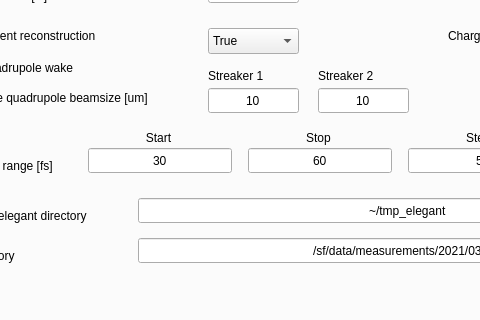
pdijksta/WakefieldAnalysis, file GUI.ui: the form before one commit; both pictures show x 84 to 564 and y 218 to 538 of the 962 by 856 pixel window.
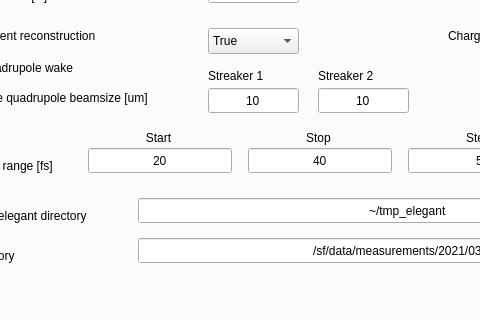
The form after the commit. The open tabs and pages were chosen to show the change.

Diff of the .ui file:
```diff
--- a/GUI.ui
+++ b/GUI.ui
@@ -2607,7 +2607,7 @@
        </rect>
       </property>
       <property name="text">
-       <string>30</string>
+       <string>20</string>
       </property>
       <property name="alignment">
        <set>Qt::AlignCenter</set>
@@ -2639,7 +2639,7 @@
        </rect>
       </property>
       <property name="text">
-       <string>60</string>
+       <string>40</string>
       </property>
       <property name="alignment">
        <set>Qt::AlignCenter</set>
```
Left out of the diff: 2 changed lines with no effect on the pictures.
